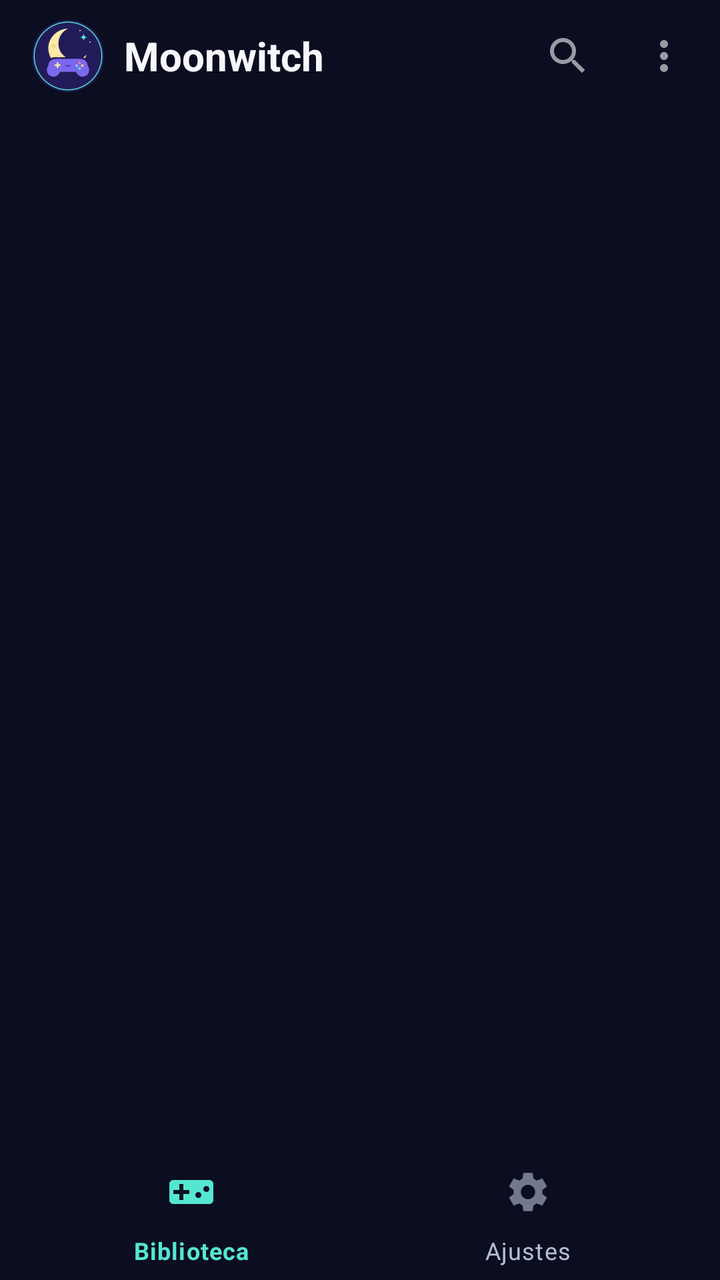
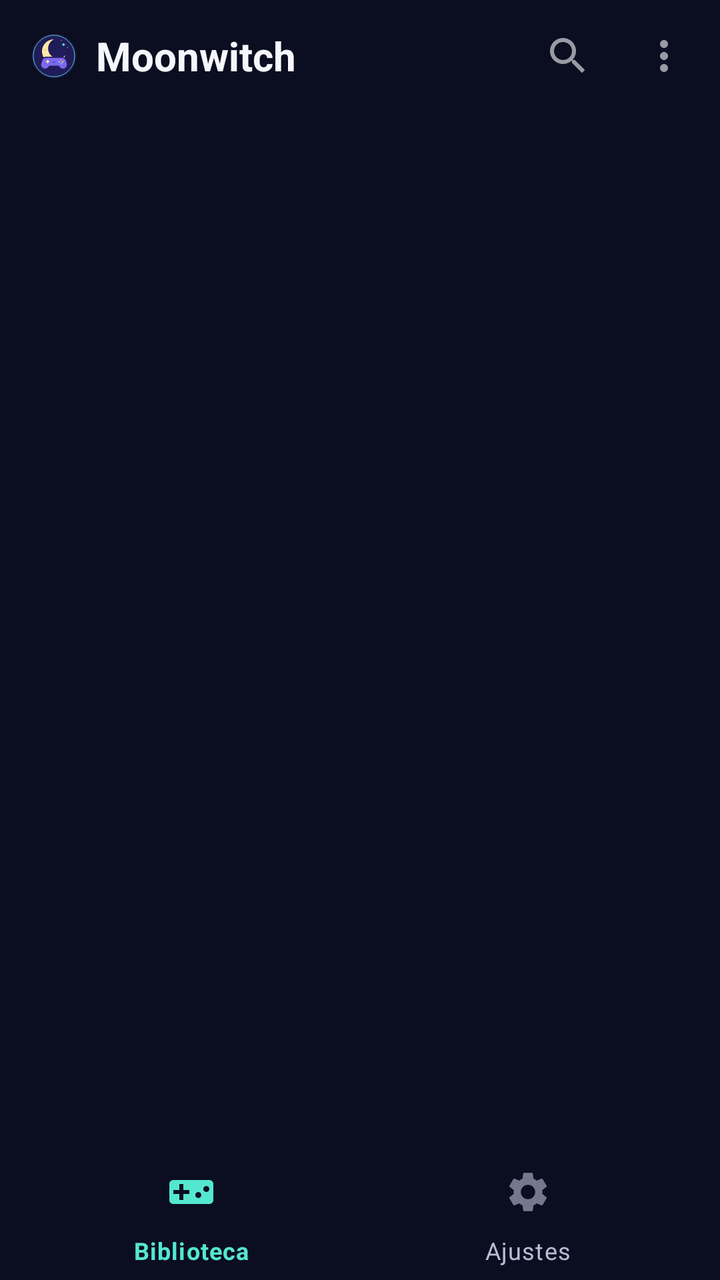

Two renders of the same Android screen: before a commit and after it. Below are the layout's source before the change and the commit's diff.
<!-- AndroidManifest.xml: fallback theme Theme.MaterialComponents.DayNight.NoActionBar -->
<!-- res/layout/fragment_games.xml -->
<?xml version="1.0" encoding="utf-8"?>
<LinearLayout xmlns:android="http://schemas.android.com/apk/res/android" xmlns:app="http://schemas.android.com/apk/res-auto" android:layout_width="match_parent" android:layout_height="match_parent" android:orientation="vertical" android:background="@color/mw_reform_bg"><LinearLayout android:id="@+id/library_header" android:layout_width="match_parent" android:layout_height="56dp" android:paddingStart="16dp" android:paddingEnd="4dp" android:gravity="center_vertical">
<ImageView android:layout_width="36dp" android:layout_height="36dp" android:src="@drawable/ic_moonwitch_mark" android:contentDescription="@string/app_name"/>
<TextView android:layout_width="0dp" android:layout_weight="1" android:layout_height="wrap_content" android:layout_marginStart="10dp" android:text="Moonwitch" android:textSize="20sp" android:textStyle="bold" android:textColor="@color/mw_reform_text"/>
<androidx.appcompat.widget.AppCompatImageButton android:id="@+id/search_button" style="@style/Widget.Moonwitch.Reform.Icon" android:src="@drawable/ic_search" android:contentDescription="@string/mw_reform_search"/>
<androidx.appcompat.widget.AppCompatImageButton android:id="@+id/filter_button" style="@style/Widget.Moonwitch.Reform.Icon" android:src="@drawable/ic_more_vert" android:contentDescription="@string/mw_filters"/>
</LinearLayout><EditText android:id="@+id/search_text" android:layout_width="match_parent" android:layout_height="48dp" android:layout_marginHorizontal="16dp" android:visibility="gone" android:singleLine="true" android:inputType="text" android:imeOptions="actionDone" android:hint="@string/mw_reform_search" android:textSize="16sp" android:textColor="@color/mw_reform_text" android:textColorHint="@color/mw_reform_muted"/><FrameLayout android:layout_width="match_parent" android:layout_height="0dp" android:layout_weight="1">
<androidx.viewpager2.widget.ViewPager2 android:id="@+id/game_pager" android:layout_width="match_parent" android:layout_height="match_parent"/>
<LinearLayout android:id="@+id/empty_state" android:layout_width="match_parent" android:layout_height="match_parent" android:orientation="vertical" android:gravity="center" android:padding="24dp" android:visibility="gone">
<ImageView android:layout_width="96dp" android:layout_height="96dp" android:src="@drawable/ic_moonwitch_mark" android:importantForAccessibility="no"/>
<TextView android:id="@+id/empty_title" android:layout_width="match_parent" android:layout_height="wrap_content" android:layout_marginTop="20dp" android:gravity="center" android:text="@string/mw_reform_empty" android:textSize="22sp" android:textColor="@color/mw_reform_text"/>
<TextView android:id="@+id/empty_hint" android:layout_width="match_parent" android:layout_height="wrap_content" android:layout_marginTop="8dp" android:gravity="center" android:text="@string/mw_reform_empty_hint" android:textColor="@color/mw_reform_muted"/>
<com.google.android.material.button.MaterialButton android:id="@+id/add_directory" style="@style/Widget.Moonwitch.Reform.Button" android:layout_width="wrap_content" android:layout_height="wrap_content" android:layout_marginTop="24dp" android:text="@string/mw_add_games"/>
</LinearLayout>
<com.google.android.material.progressindicator.LinearProgressIndicator android:id="@+id/loading" android:layout_width="match_parent" android:layout_height="wrap_content" android:indeterminate="true" android:visibility="gone"/>
</FrameLayout><com.google.android.material.bottomnavigation.BottomNavigationView android:id="@+id/library_navigation" android:layout_width="match_parent" android:layout_height="wrap_content" android:minHeight="64dp" android:background="@color/mw_reform_bg" app:menu="@menu/mw_reform_navigation" app:labelVisibilityMode="labeled" app:itemIconTint="@color/mw_reform_navigation" app:itemTextColor="@color/mw_reform_navigation" app:itemActiveIndicatorStyle="@null"/></LinearLayout>
<!-- resources referenced by this layout -->
<resources>
  <color name="mw_reform_bg">#0B0E20</color>
  <color name="mw_reform_muted">#B7BED5</color>
  <color name="mw_reform_text">#F7F6FC</color>
  <!-- drawable ic_moonwitch_mark: vector/xml drawable (drawable, 2291 chars, omitted) -->
  <!-- drawable ic_more_vert (drawable) -->
  <vector xmlns:android="http://schemas.android.com/apk/res/android"
      android:height="24dp"
      android:viewportHeight="24"
      android:viewportWidth="24"
      android:width="24dp">
      <path
          android:fillColor="?attr/colorControlNormal"
          android:pathData="M12,8c1.1,0 2,-0.9 2,-2s-0.9,-2 -2,-2 -2,0.9 -2,2 0.9,2 2,2zM12,10c-1.1,0 -2,0.9 -2,2s0.9,2 2,2 2,-0.9 2,-2 -0.9,-2 -2,-2zM12,16c-1.1,0 -2,0.9 -2,2s0.9,2 2,2 2,-0.9 2,-2 -0.9,-2 -2,-2z" />
  </vector>
  <!-- drawable ic_search (drawable) -->
  <vector xmlns:android="http://schemas.android.com/apk/res/android"
      android:width="24dp"
      android:height="24dp"
      android:viewportWidth="24"
      android:viewportHeight="24">
      <path
          android:fillColor="?attr/colorControlNormal"
          android:pathData="M15.5,14h-0.79l-0.28,-0.27C15.41,12.59 16,11.11 16,9.5 16,5.91 13.09,3 9.5,3S3,5.91 3,9.5 5.91,16 9.5,16c1.61,0 3.09,-0.59 4.23,-1.57l0.27,0.28v0.79l5,4.99L20.49,19l-4.99,-5zM9.5,14C7.01,14 5,11.99 5,9.5S7.01,5 9.5,5 14,7.01 14,9.5 11.99,14 9.5,14z" />
  </vector>
  <string name="app_name" translatable="false">Moonwitch</string>
  <string name="mw_add_games">Adicionar jogos</string>
  <string name="mw_filters">Filtros</string>
  <string name="mw_reform_empty">Sua biblioteca começa aqui</string>
  <string name="mw_reform_empty_hint">Adicione uma pasta com seus jogos para começar.</string>
  <string name="mw_reform_search">Buscar jogo</string>
  <style name="Widget.Moonwitch.Reform.Button" parent="Widget.Material3.Button">
    <item name="android:minHeight">48dp</item><item name="android:insetTop">0dp</item><item name="android:insetBottom">0dp</item>
    <item name="cornerRadius">24dp</item><item name="backgroundTint">@color/mw_reform_accent</item>
    <item name="android:textColor">@color/mw_reform_bg</item><item name="iconTint">@color/mw_reform_bg</item>
    <item name="android:textSize">16sp</item>
   </style>
  <style name="Widget.Moonwitch.Reform.Icon" parent="Widget.AppCompat.ImageButton">
    <item name="android:layout_width">48dp</item><item name="android:layout_height">48dp</item>
    <item name="android:background">?attr/selectableItemBackgroundBorderless</item><item name="android:padding">12dp</item>
    <item name="tint">@color/mw_reform_text</item>
   </style>
  <color name="mw_reform_accent">#55E6D2</color>
</resources>

<!-- the commit's change to res/layout/fragment_games.xml (unified diff, before → after) -->
@@ -1,6 +1,6 @@
 <?xml version="1.0" encoding="utf-8"?>
 <LinearLayout xmlns:android="http://schemas.android.com/apk/res/android" xmlns:app="http://schemas.android.com/apk/res-auto" android:layout_width="match_parent" android:layout_height="match_parent" android:orientation="vertical" android:background="@color/mw_reform_bg"><LinearLayout android:id="@+id/library_header" android:layout_width="match_parent" android:layout_height="56dp" android:paddingStart="16dp" android:paddingEnd="4dp" android:gravity="center_vertical">
-<ImageView android:layout_width="36dp" android:layout_height="36dp" android:src="@drawable/ic_moonwitch_mark" android:contentDescription="@string/app_name"/>
+<ImageView android:layout_width="22dp" android:layout_height="22dp" android:src="@drawable/ic_moonwitch_mark" android:contentDescription="@string/app_name"/>
 <TextView android:layout_width="0dp" android:layout_weight="1" android:layout_height="wrap_content" android:layout_marginStart="10dp" android:text="Moonwitch" android:textSize="20sp" android:textStyle="bold" android:textColor="@color/mw_reform_text"/>
 <androidx.appcompat.widget.AppCompatImageButton android:id="@+id/search_button" style="@style/Widget.Moonwitch.Reform.Icon" android:src="@drawable/ic_search" android:contentDescription="@string/mw_reform_search"/>
 <androidx.appcompat.widget.AppCompatImageButton android:id="@+id/filter_button" style="@style/Widget.Moonwitch.Reform.Icon" android:src="@drawable/ic_more_vert" android:contentDescription="@string/mw_filters"/>
